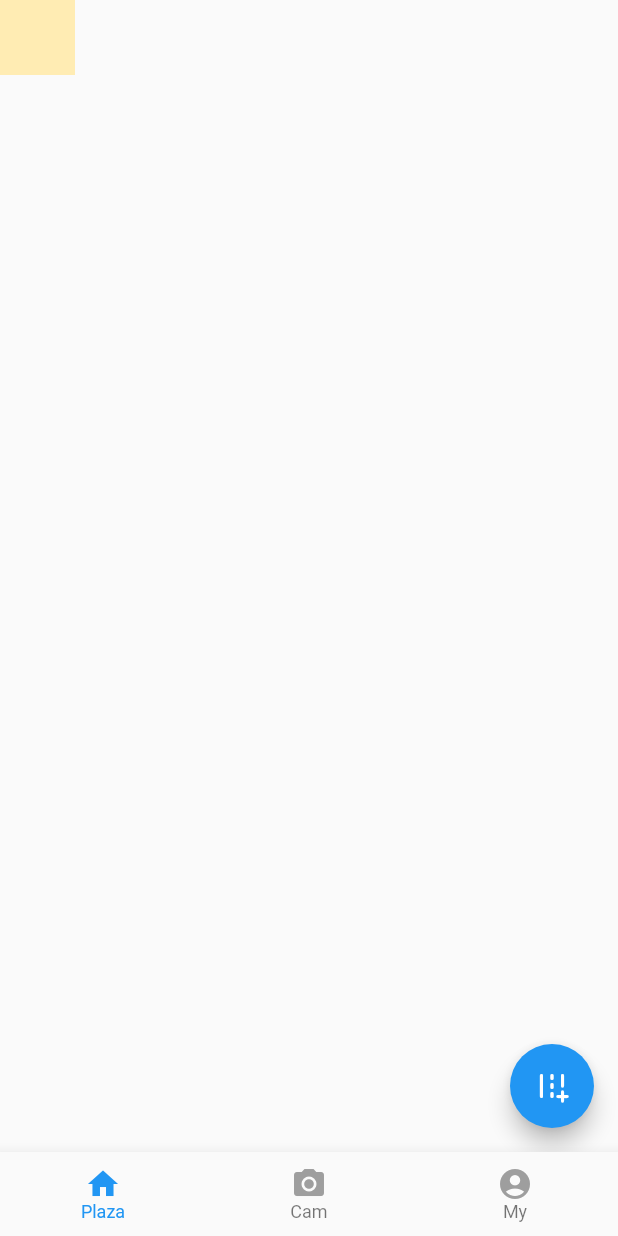
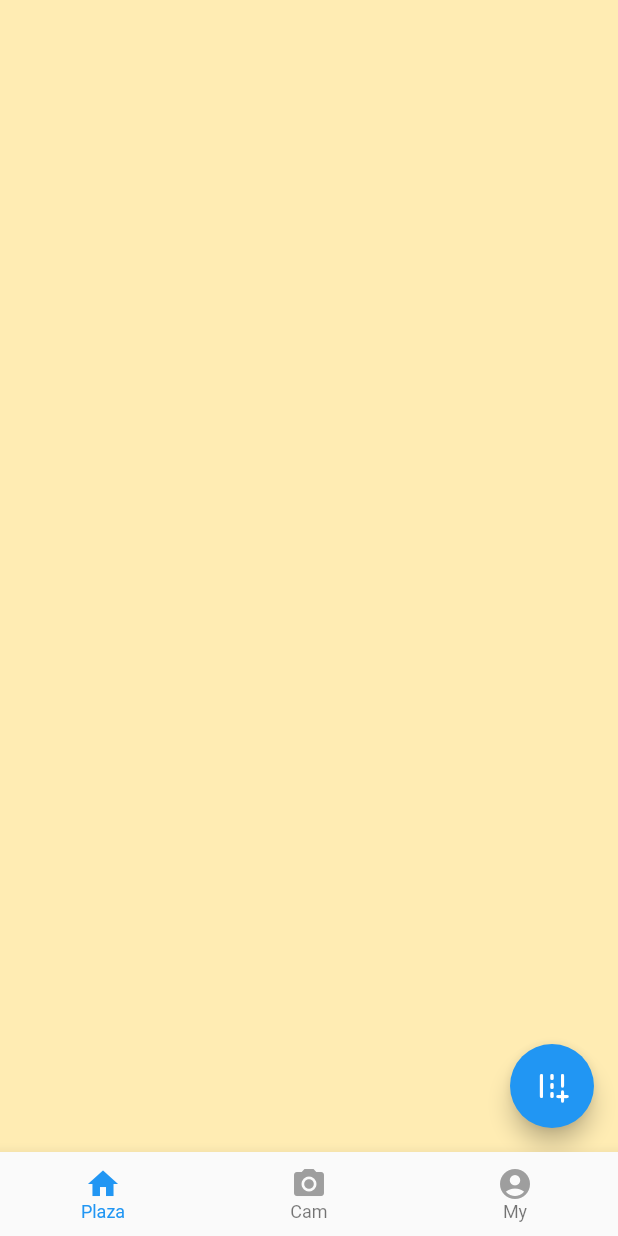
Before and after one commit to Shimmer93/HackUST_Traveling, a Flutter app: the screen it shows after launch, on a phone screen of 412 x 824 dp. Run offline on Flutter 3.47's test engine with Material 2 defaults, Android fonts, the light colour scheme and no system bars; our stand-ins replace camera, image_picker.

Commit message:
Still working on image_picker...

```diff
--- a/lib/Pages/plan_new_trip.dart
+++ b/lib/Pages/plan_new_trip.dart
@@ -1,7 +1,6 @@
 import 'dart:io';
 import 'package:flutter/foundation.dart';
 import 'package:flutter/material.dart';
-// import 'package:image_picker_for_web/image_picker_for_web.dart';
 import 'package:image_picker/image_picker.dart';
 
 class PlanNewTripScreen extends StatelessWidget {
--- a/lib/Pages/plaza_page.dart
+++ b/lib/Pages/plaza_page.dart
@@ -12,8 +12,6 @@ class _PlazaState extends State<Plaza> {
     // return PlanNewTripScreen();
     return Scaffold(
       body: Container(
-        width: 50,
-        height: 50,
         color: Colors.amber.shade100,
       ),
       floatingActionButton: FloatingActionButton(
--- a/lib/navigator/bottom_navigator.dart
+++ b/lib/navigator/bottom_navigator.dart
@@ -1,4 +1,5 @@
 import 'package:flutter/material.dart';
+import 'package:hackust_traveling/Pages/camera_page.dart';
 
 import 'package:hackust_traveling/Pages/plaza_page.dart';
 
@@ -34,9 +35,7 @@ class _TabNavigatorState extends State<TabNavigator> {
         controller: _controller,
         children: <Widget>[
           Plaza(),
-          Container(
-            color: Colors.purple.shade100,
-          ),
+          CameraPage(),
           Container(
             color: Colors.green.shade100,
           ),
--- a/pubspec.yaml
+++ b/pubspec.yaml
@@ -23,7 +23,6 @@ environment:
 dependencies:
   flutter:
     sdk: flutter
-  image_picker:
   # image_picker_for_web:
 
   package_info: ^0.4.0+6
@@ -34,6 +33,7 @@ dependencies:
   path_provider: ^1.6.21
   path: ^1.7.0
 
+  image_picker: ^0.7.4
   # The following adds the Cupertino Icons font to your application.
   # Use with the CupertinoIcons class for iOS style icons.
   cupertino_icons: ^1.0.2
@@ -54,9 +54,7 @@ flutter:
   uses-material-design: true
 
   # To add assets to your application, add an assets section, like this:
-  assets:
-    - assets/chevron.png
-
+  # assets:
   #   - images/a_dot_ham.jpeg
 
   # An image asset can refer to one or more resolution-specific "variants", see
```
Also changed, not shown: lib/Pages/camera_page.dart (+5 -2 lines), lib/main.dart (+6 -8 lines), lib/navigator/simple_tab_navigator.dart (deleted, +0 -35 lines), 2 other files.
